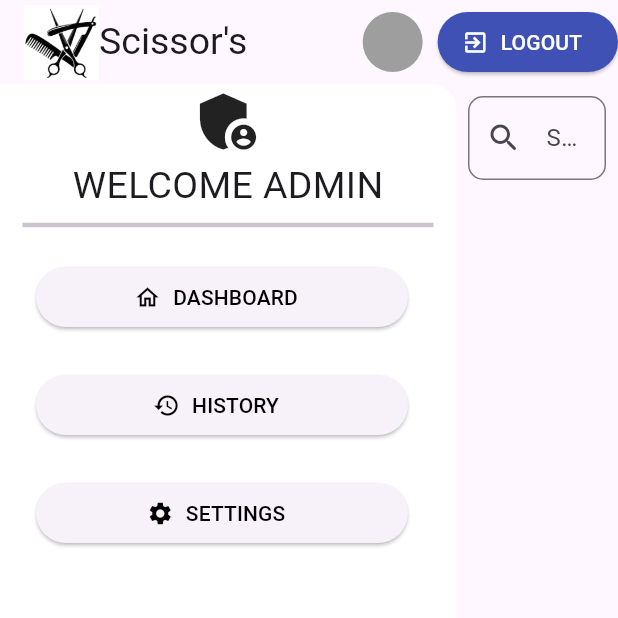
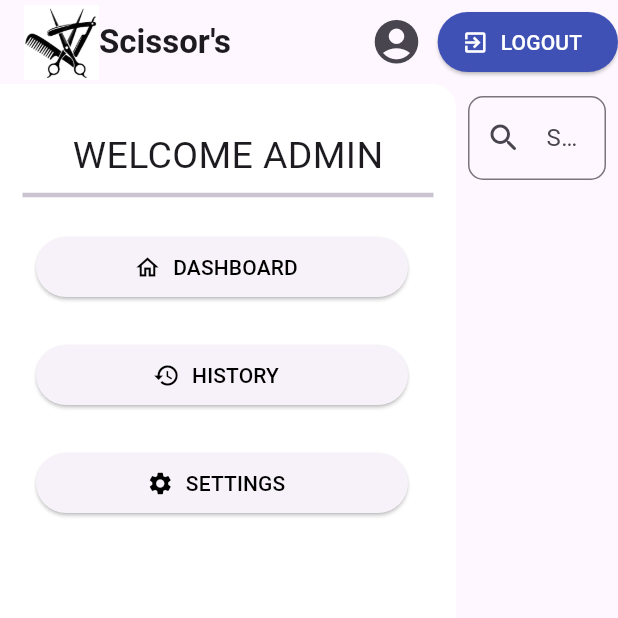
Before and after one commit to NagaharishR/admin_panel, a Flutter app: the DesktopScaffold screen opened directly, on a phone screen of 412 x 824 dp, the top half of it. Run offline on Flutter 3.47's test engine with Material 3 defaults, Android fonts, the phone set to English and light mode, and no system bars.

Commit message:
this code contains commit

```diff
--- a/lib/Responsive/desktop.dart
+++ b/lib/Responsive/desktop.dart
@@ -32,16 +32,14 @@ class _DesktopScaffoldState extends State<DesktopScaffold> {
             width: 50,
             fit: BoxFit.cover,
           ),
+          Padding(padding: EdgeInsets.symmetric(vertical: 10)),
           Text(
             "Scissor's",
-            style: TextStyle(fontSize: 25),
+            style: TextStyle(fontSize: 22,fontWeight: FontWeight.bold),
           ),
         ]),
         actions: <Widget>[
-          CircleAvatar(
-            backgroundColor: Colors.grey,
-            radius: 20,
-          ),
+          Icon(Icons.account_circle,size: 35),
           SizedBox(
             width: 10,
           ),
@@ -62,7 +60,8 @@ class _DesktopScaffoldState extends State<DesktopScaffold> {
             elevation: 10,
             child: Column(
               children: [
-                Icon(Icons.admin_panel_settings,size: 50),
+                Padding(padding: EdgeInsets.symmetric(vertical: 15)),
+                //Icon(Icons.admin_panel_settings),
                 Text(
                   "WELCOME ADMIN",
                   style: TextStyle(fontSize: 25),
--- a/pubspec.yaml
+++ b/pubspec.yaml
@@ -61,6 +61,7 @@ flutter:
   # To add assets to your application, add an assets section, like this:
   assets:
      - images/Scissors_backgroundremove.png
+     - images/scissorslogobg.png
   #   - images/a_dot_ham.jpeg
 
   # An image asset can refer to one or more resolution-specific "variants", see
```
Also changed, not shown: lib/Responsive/mobile.dart (+2 -7 lines), lib/Responsive/tablet.dart (+3 -8 lines), images/scissors1removebg.png (deleted), images/scissors_logo.png (deleted), images/scissorslogobg.png (added).
